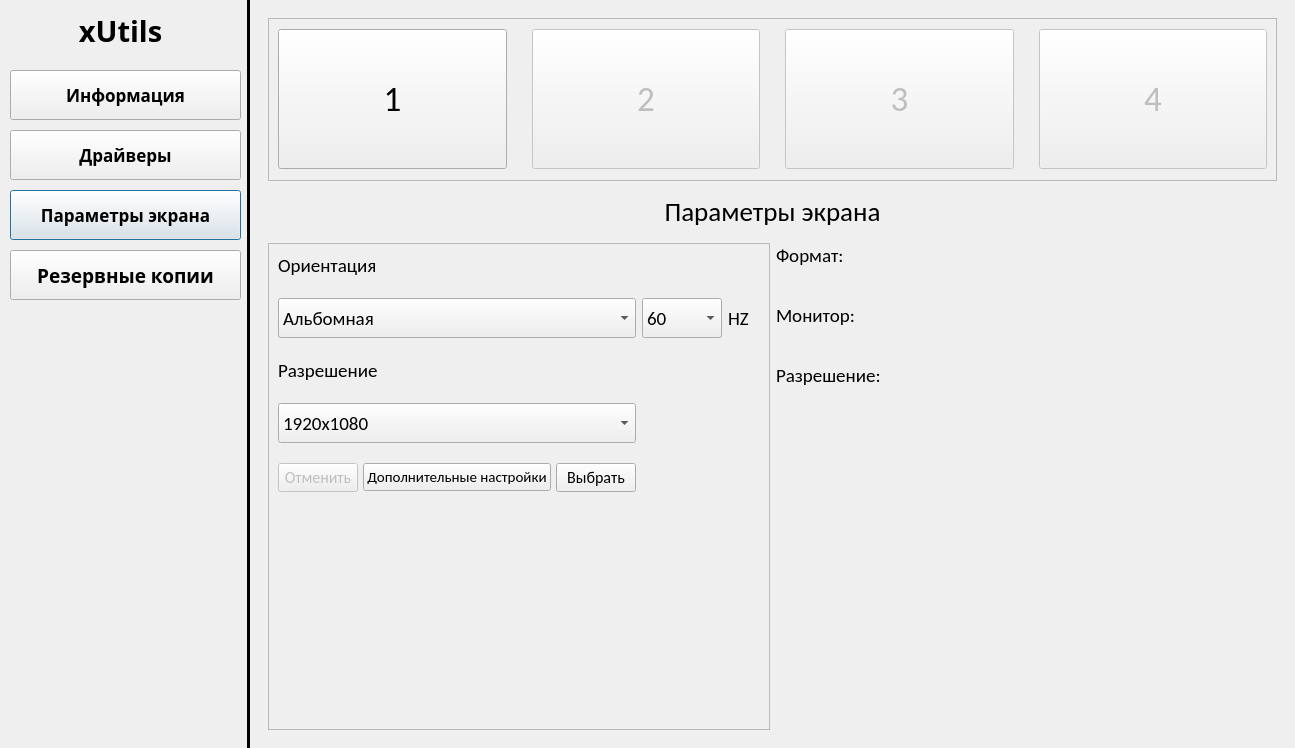
Before: the Qt Designer form ui/mainwindow.ui in Ilase/xUtiles, drawn with Qt 5.
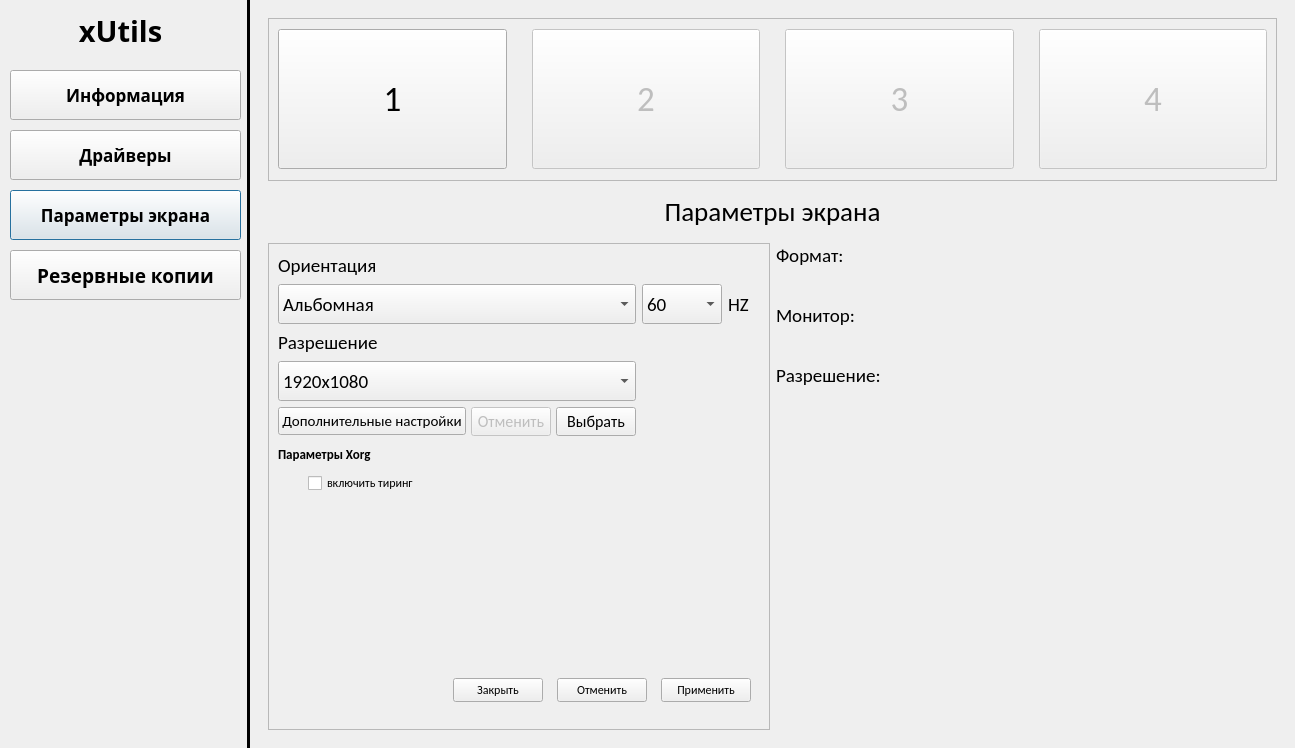
After: the same form once the commit is applied. The open tabs and pages were chosen to show the change.

```diff
--- a/ui/mainwindow.ui
+++ b/ui/mainwindow.ui
@@ -305,7 +305,7 @@
             <string notr="true"/>
            </property>
            <property name="currentIndex">
-            <number>2</number>
+            <number>3</number>
            </property>
            <widget class="QWidget" name="pageInformation">
             <property name="styleSheet">
@@ -648,7 +648,7 @@
              </item>
             </layout>
            </widget>
-           <widget class="QWidget" name="gpusPage">
+           <widget class="QWidget" name="pageDrivers">
             <layout class="QGridLayout" name="gridLayout_12">
              <property name="leftMargin">
               <number>0</number>
@@ -674,10 +674,10 @@
                 <enum>QFrame::Raised</enum>
                </property>
                <layout class="QGridLayout" name="gridLayout_14">
-                <item row="1" column="0">
+                <item row="2" column="1">
                  <widget class="QComboBox" name="graphicDeviceSelect"/>
                 </item>
-                <item row="1" column="1">
+                <item row="2" column="2">
                  <spacer name="horizontalSpacer">
                   <property name="orientation">
                    <enum>Qt::Horizontal</enum>
@@ -690,21 +690,21 @@
                   </property>
                  </spacer>
                 </item>
-                <item row="2" column="0">
+                <item row="3" column="1">
                  <widget class="QPushButton" name="downloadRecomended">
                   <property name="text">
                    <string>Установить рекомендуемый драйвер</string>
                   </property>
                  </widget>
                 </item>
-                <item row="3" column="0">
+                <item row="4" column="1">
                  <widget class="QPushButton" name="additionalDriverSettings">
                   <property name="text">
                    <string>Дополнительные настройки драйвера</string>
                   </property>
                  </widget>
                 </item>
-                <item row="4" column="0">
+                <item row="5" column="1">
                  <spacer name="verticalSpacer_6">
                   <property name="orientation">
                    <enum>Qt::Vertical</enum>
@@ -717,7 +717,7 @@
                   </property>
                  </spacer>
                 </item>
-                <item row="0" column="0" colspan="2">
+                <item row="0" column="1" colspan="2">
                  <widget class="QFrame" name="frame_8">
                   <property name="maximumSize">
                    <size>
@@ -752,12 +752,38 @@
                   </layout>
                  </widget>
                 </item>
+                <item row="4" column="0">
+                 <spacer name="horizontalSpacer_2">
+                  <property name="orientation">
+                   <enum>Qt::Horizontal</enum>
+                  </property>
+                  <property name="sizeHint" stdset="0">
+                   <size>
+                    <width>40</width>
+                    <height>20</height>
+                   </size>
+                  </property>
+                 </spacer>
+                </item>
+                <item row="1" column="1">
+                 <spacer name="verticalSpacer_7">
+                  <property name="orientation">
+                   <enum>Qt::Vertical</enum>
+                  </property>
+                  <property name="sizeHint" stdset="0">
+                   <size>
+                    <width>20</width>
+                    <height>40</height>
+                   </size>
+                  </property>
+                 </spacer>
+                </item>
                </layout>
               </widget>
              </item>
             </layout>
            </widget>
-           <widget class="QWidget" name="pageDrivers">
+           <widget class="QWidget" name="pageInstallDrivers">
             <property name="styleSheet">
              <string notr="true"/>
             </property>
@@ -1191,19 +1217,62 @@
                    <enum>QFrame::Raised</enum>
                   </property>
                   <layout class="QGridLayout" name="gridLayout_9">
-                   <property name="verticalSpacing">
-                    <number>20</number>
-                   </property>
-                   <item row="1" column="2">
-                    <widget class="QLabel" name="label_24">
+                   <item row="0" column="0">
+                    <widget class="QLabel" name="label_3">
+                     <property name="maximumSize">
+                      <size>
+                       <width>16777215</width>
+                       <height>50</height>
+                      </size>
+                     </property>
                      <property name="font">
                       <font>
                        <pointsize>14</pointsize>
                       </font>
                      </property>
                      <property name="text">
-                      <string>HZ</string>
+                      <string>Ориентация</string>
                      </property>
+                     <property name="margin">
+                      <number>0</number>
+                     </property>
+                    </widget>
+                   </item>
+                   <item row="1" column="0">
+                    <widget class="QComboBox" name="listOrientation">
+                     <property name="minimumSize">
+                      <size>
+                       <width>180</width>
+                       <height>40</height>
+                      </size>
+                     </property>
+                     <property name="font">
+                      <font>
+                       <family>Calibri</family>
+                       <pointsize>14</pointsize>
+                       <kerning>true</kerning>
+                      </font>
+                     </property>
+                     <item>
+                      <property name="text">
+                       <string>Альбомная</string>
+                      </property>
+                     </item>
+                     <item>
+                      <property name="text">
+                       <string>Книжная</string>
+                      </property>
+                     </item>
+                     <item>
+                      <property name="text">
+                       <string>Альбомная(Перевернутая)</string>
+                      </property>
+                     </item>
+                     <item>
+                      <property name="text">
+                       <string>Книжная(Перевернутая)</string>
+                      </property>
+                     </item>
                     </widget>
                    </item>
                    <item row="1" column="1">
@@ -1247,6 +1316,36 @@
                      </item>
                     </widget>
                    </item>
+                   <item row="1" column="2">
+                    <widget class="QLabel" name="label_24">
+                     <property name="font">
+                      <font>
+                       <pointsize>14</pointsize>
+                      </font>
+                     </property>
+                     <property name="text">
+                      <string>HZ</string>
+                     </property>
+                    </widget>
+                   </item>
+                   <item row="2" column="0">
+                    <widget class="QLabel" name="label_2">
+                     <property name="maximumSize">
+                      <size>
+                       <width>16777215</width>
+                       <height>50</height>
+                      </size>
+                     </property>
+                     <property name="font">
+                      <font>
+                       <pointsize>14</pointsize>
+                      </font>
+                     </property>
+                     <property name="text">
+                      <string>Разрешение</string>
+                     </property>
+                    </widget>
+                   </item>
                    <item row="3" column="0">
                     <widget class="QComboBox" name="ListResolution">
                      <property name="minimumSize">
@@ -1272,80 +1371,7 @@
                      </item>
                     </widget>
                    </item>
-                   <item row="2" column="0">
-                    <widget class="QLabel" name="label_2">
-                     <property name="maximumSize">
-                      <size>
-                       <width>16777215</width>
-                       <height>50</height>
-                      </size>
-                     </property>
-                     <property name="font">
-                      <font>
-                       <pointsize>14</pointsize>
-                      </font>
-                     </property>
-                     <property name="text">
-                      <string>Разрешение</string>
-                     </property>
-                    </widget>
-                   </item>
-                   <item row="1" column="0">
-                    <widget class="QComboBox" name="listOrientation">
-                     <property name="minimumSize">
-                      <size>
-                       <width>180</width>
-                       <height>40</height>
-                      </size>
-                     </property>
-                     <property name="font">
-                      <font>
-                       <family>Calibri</family>
-                       <pointsize>14</pointsize>
-                       <kerning>true</kerning>
-                      </font>
-                     </property>
-                     <item>
-                      <property name="text">
-                       <string>Альбомная</string>
-                      </property>
-                     </item>
-                     <item>
-                      <property name="text">
-                       <string>Книжная</string>
-                      </property>
-                     </item>
-                     <item>
-                      <property name="text">
-                       <string>Альбомная(Перевернутая)</string>
-                      </property>
-                     </item>
-                     <item>
-                      <property name="text">
-                       <string>Книжная(Перевернутая)</string>
-                      </property>
-                     </item>
-                    </widget>
-                   </item>
-                   <item row="0" column="0" colspan="2">
-                    <widget class="QLabel" name="label_3">
-                     <property name="maximumSize">
-                      <size>
-                       <width>16777215</width>
-                       <height>50</height>
-                      </size>
-                     </property>
-                     <property name="font">
-                      <font>
-                       <pointsize>14</pointsize>
-                      </font>
-                     </property>
-                     <property name="text">
-                      <string>Ориентация</string>
-                     </property>
-                    </widget>
-                   </item>
-                   <item row="5" column="0">
+                   <item row="4" column="0">
                     <widget class="QFrame" name="setButtonsFrame">
                      <property name="maximumSize">
                       <size>
@@ -1375,21 +1401,6 @@
                       <property name="bottomMargin">
                        <number>0</number>
                       </property>
-                      <item>
-                       <widget class="QPushButton" name="setCancelButton">
-                        <property name="enabled">
-                         <bool>false</bool>
-                        </property>
-                        <property name="font">
-                         <font>
-                          <pointsize>12</pointsize>
-                         </font>
-                        </property>
-                        <property name="text">
-                         <string>Отменить</string>
-                        </property>
-                       </widget>
-                      </item>
                       <item>
                        <widget class="QPushButton" name="dependsScreen">
                         <property name="enabled">
@@ -1405,6 +1416,21 @@
                         </property>
                        </widget>
                       </item>
+                      <item>
+                       <widget class="QPushButton" name="setCancelButton">
+                        <property name="enabled">
+                         <bool>false</bool>
+                        </property>
+                        <property name="font">
+                         <font>
+                          <pointsize>12</pointsize>
+                         </font>
+                        </property>
+                        <property name="text">
+                         <string>Отменить</string>
+                        </property>
+                       </widget>
+                      </item>
                       <item>
                        <widget class="QPushButton" name="SetButton">
                         <property name="minimumSize">
@@ -1426,18 +1452,196 @@
                      </layout>
                     </widget>
                    </item>
-                   <item row="6" column="0">
-                    <spacer name="verticalSpacer">
-                     <property name="orientation">
-                      <enum>Qt::Vertical</enum>
-                     </property>
-                     <property name="sizeHint" stdset="0">
-                      <size>
-                       <width>20</width>
-                       <height>40</height>
-                      </size>
-                     </property>
-                    </spacer>
+                   <item row="5" column="0" colspan="3">
+                    <widget class="QStackedWidget" name="settingsStack">
+                     <widget class="QWidget" name="page_3">
+                      <layout class="QGridLayout" name="gridLayout_15">
+                       <property name="leftMargin">
+                        <number>0</number>
+                       </property>
+                       <property name="topMargin">
+                        <number>0</number>
+                       </property>
+                       <property name="rightMargin">
+                        <number>0</number>
+                       </property>
+                       <property name="bottomMargin">
+                        <number>0</number>
+                       </property>
+                       <property name="spacing">
+                        <number>0</number>
+                       </property>
+                       <item row="0" column="0">
+                        <widget class="QFrame" name="settings">
+                         <property name="frameShape">
+                          <enum>QFrame::NoFrame</enum>
+                         </property>
+                         <property name="frameShadow">
+                          <enum>QFrame::Raised</enum>
+                         </property>
+                         <layout class="QVBoxLayout" name="verticalLayout_5">
+                          <property name="spacing">
+                           <number>0</number>
+                          </property>
+                          <property name="leftMargin">
+                           <number>0</number>
+                          </property>
+                          <property name="topMargin">
+                           <number>0</number>
+                          </property>
+                          <property name="rightMargin">
+                           <number>0</number>
+                          </property>
+                          <property name="bottomMargin">
+                           <number>0</number>
+                          </property>
+                          <item>
+                           <widget class="QFrame" name="frame_10">
+                            <property name="frameShape">
+                             <enum>QFrame::NoFrame</enum>
+                            </property>
+                            <property name="frameShadow">
+                             <enum>QFrame::Raised</enum>
+                            </property>
+                            <widget class="QLabel" name="label_6">
+                             <property name="geometry">
+                              <rect>
+                               <x>0</x>
+                               <y>2</y>
+                               <width>561</width>
+                               <height>21</height>
+                              </rect>
+                             </property>
+                             <property name="maximumSize">
+                              <size>
+                               <width>16777215</width>
+                               <height>40</height>
+                              </size>
+                             </property>
+                             <property name="font">
+                              <font>
+                               <pointsize>10</pointsize>
+                               <weight>75</weight>
+                               <bold>true</bold>
+                              </font>
+                             </property>
+                             <property name="text">
+                              <string>Параметры Xorg</string>
+                             </property>
+                            </widget>
+                            <widget class="QCheckBox" name="checkBoxTearing">
+                             <property name="geometry">
+                              <rect>
+                               <x>30</x>
+                               <y>30</y>
+                               <width>151</width>
+                               <height>22</height>
+                              </rect>
+                             </property>
+                             <property name="text">
+                              <string>включить тиринг</string>
+                             </property>
+                            </widget>
+                           </widget>
+                          </item>
+                          <item>
+                           <widget class="QFrame" name="frame_11">
+                            <property name="maximumSize">
+                             <size>
+                              <width>16777215</width>
+                              <height>60</height>
+                             </size>
+                            </property>
+                            <property name="frameShape">
+                             <enum>QFrame::NoFrame</enum>
+                            </property>
+                            <property name="frameShadow">
+                             <enum>QFrame::Raised</enum>
+                            </property>
+                            <layout class="QHBoxLayout" name="horizontalLayout_6">
+                             <property name="spacing">
+                              <number>14</number>
+                             </property>
+                             <item>
+                              <spacer name="horizontalSpacer_3">
+                               <property name="orientation">
+                                <enum>Qt::Horizontal</enum>
+                               </property>
+                               <property name="sizeHint" stdset="0">
+                                <size>
+                                 <width>40</width>
+                                 <height>20</height>
+                                </size>
+                               </property>
+                              </spacer>
+                             </item>
+                             <item>
+                              <widget class="QPushButton" name="exitButton">
+                               <property name="minimumSize">
+                                <size>
+                                 <width>90</width>
+                                 <height>0</height>
+                                </size>
+                               </property>
+                               <property name="maximumSize">
+                                <size>
+                                 <width>90</width>
+                                 <height>16777215</height>
+                                </size>
+                               </property>
+                               <property name="text">
+                                <string>Закрыть</string>
+                               </property>
+                              </widget>
+                             </item>
+                             <item>
+                              <widget class="QPushButton" name="cancel">
+                               <property name="minimumSize">
+                                <size>
+                                 <width>90</width>
+                                 <height>0</height>
+                                </size>
+                               </property>
+                               <property name="maximumSize">
+                                <size>
+                                 <width>90</width>
+                                 <height>16777215</height>
+                                </size>
+                               </property>
+                               <property name="text">
+                                <string>Отменить</string>
+                               </property>
+                              </widget>
+                             </item>
+                             <item>
+                              <widget class="QPushButton" name="apply">
+                               <property name="minimumSize">
+                                <size>
+                                 <width>90</width>
+                                 <height>0</height>
+                                </size>
+                               </property>
+                               <property name="maximumSize">
+                                <size>
+                                 <width>90</width>
+                                 <height>16777215</height>
+                                </size>
+                               </property>
+                               <property name="text">
+                                <string>Применить</string>
+                               </property>
+                              </widget>
+                             </item>
+                            </layout>
+                           </widget>
+                          </item>
+                         </layout>
+                        </widget>
+                       </item>
+                      </layout>
+                     </widget>
+                     <widget class="QWidget" name="page_4"/>
+                    </widget>
                    </item>
                   </layout>
                  </widget>
```
